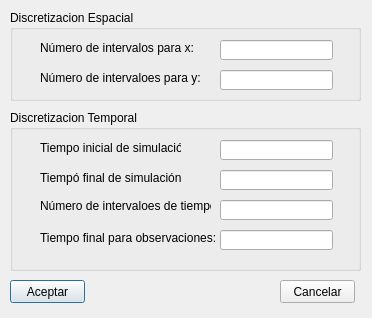
fenixon/tiponpython, file views/discretizaciones.ui: the form before one commit.
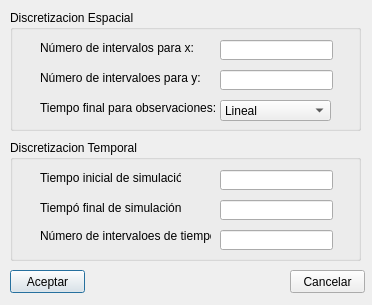
The form after the commit.

The edit to the form file:
```diff
--- a/views/discretizaciones.ui
+++ b/views/discretizaciones.ui
@@ -7,7 +7,7 @@
     <x>0</x>
     <y>0</y>
     <width>372</width>
-    <height>318</height>
+    <height>305</height>
    </rect>
   </property>
   <property name="windowTitle">
@@ -19,7 +19,7 @@
      <x>10</x>
      <y>10</y>
      <width>351</width>
-     <height>91</height>
+     <height>121</height>
     </rect>
    </property>
    <property name="title">
@@ -71,14 +71,47 @@
      </rect>
     </property>
    </widget>
+   <widget class="QLabel" name="label_7">
+    <property name="geometry">
+     <rect>
+      <x>30</x>
+      <y>90</y>
+      <width>201</width>
+      <height>16</height>
+     </rect>
+    </property>
+    <property name="text">
+     <string>Tiempo final para observaciones:</string>
+    </property>
+   </widget>
+   <widget class="QComboBox" name="comboBox">
+    <property name="geometry">
+     <rect>
+      <x>210</x>
+      <y>90</y>
+      <width>111</width>
+      <height>21</height>
+     </rect>
+    </property>
+    <item>
+     <property name="text">
+      <string>Lineal</string>
+     </property>
+    </item>
+    <item>
+     <property name="text">
+      <string>Logarítmica</string>
+     </property>
+    </item>
+   </widget>
   </widget>
   <widget class="QGroupBox" name="groupBox_2">
    <property name="geometry">
     <rect>
      <x>10</x>
-     <y>110</y>
+     <y>140</y>
      <width>351</width>
-     <height>161</height>
+     <height>121</height>
     </rect>
    </property>
    <property name="title">
@@ -153,35 +186,12 @@
      <string>Número de intervaloes de tiempo:</string>
     </property>
    </widget>
-   <widget class="QLabel" name="label_6">
-    <property name="geometry">
-     <rect>
-      <x>30</x>
-      <y>120</y>
-      <width>201</width>
-      <height>16</height>
-     </rect>
-    </property>
-    <property name="text">
-     <string>Tiempo final para observaciones:</string>
-    </property>
-   </widget>
-   <widget class="QLineEdit" name="txt_tfo">
-    <property name="geometry">
-     <rect>
-      <x>210</x>
-      <y>120</y>
-      <width>113</width>
-      <height>20</height>
-     </rect>
-    </property>
-   </widget>
   </widget>
   <widget class="QPushButton" name="btn_Aceptar">
    <property name="geometry">
     <rect>
      <x>10</x>
-     <y>280</y>
+     <y>270</y>
      <width>75</width>
      <height>23</height>
     </rect>
@@ -193,8 +203,8 @@
   <widget class="QPushButton" name="btn_Cancelar">
    <property name="geometry">
     <rect>
-     <x>280</x>
-     <y>280</y>
+     <x>290</x>
+     <y>270</y>
      <width>75</width>
      <height>23</height>
     </rect>
```
